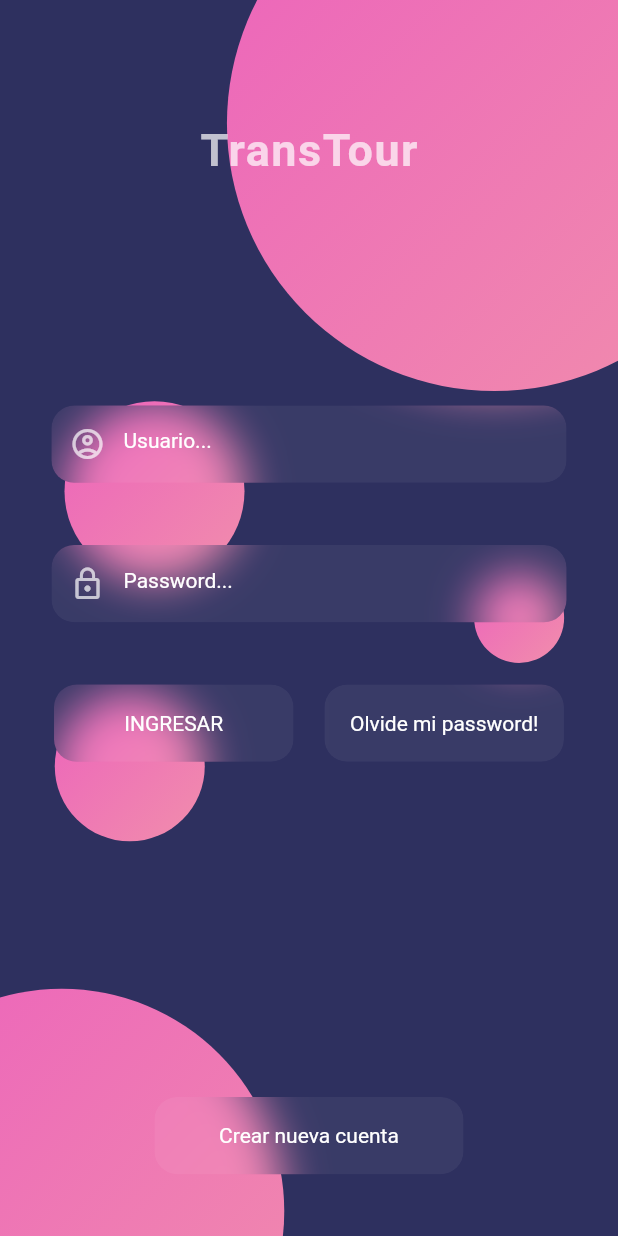
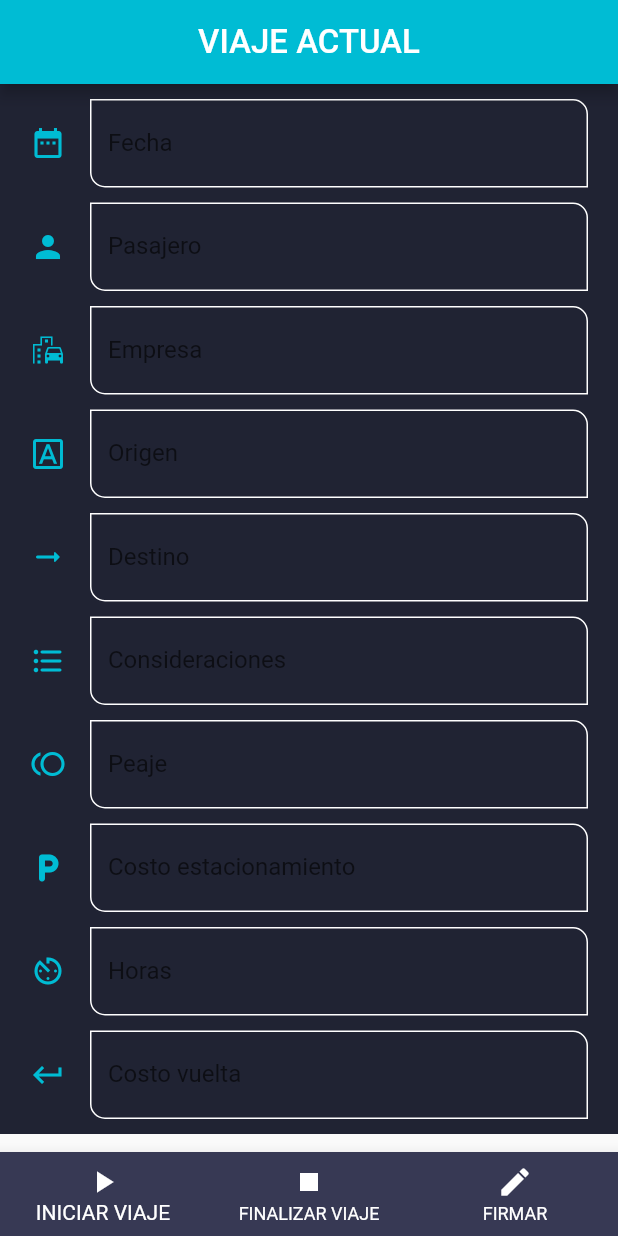
Before and after one commit to LamacloudOrg/transtour_application_flutter, a Flutter app: the screen it shows after launch, on a phone screen of 412 x 824 dp. Run offline on Flutter 3.47's test engine with Material 2 defaults, Android fonts, the phone set to English and light mode, and no system bars; our stand-ins replace fluttertoast.

Commit message:
subo ultimos cambios, falta la pantalla de firma

```diff
--- a/lib/main.dart
+++ b/lib/main.dart
@@ -2,6 +2,7 @@ import 'package:flutter/material.dart';
 import 'package:flutter/services.dart';
 import 'package:transtour_application/src/screens/home_screen.dart';
 import 'package:transtour_application/src/screens/login.dart';
+import 'package:transtour_application/src/screens/travel.dart';
 
 void main() {
   runApp(const MyApp());
@@ -15,10 +16,11 @@ class MyApp extends StatelessWidget {
     return MaterialApp(
         debugShowCheckedModeBanner: false,
         title: 'Transtour App',
-        initialRoute: 'login',
+        initialRoute: 'travel',
         routes: {
           'home_screen': (_) => HomeScreen(),
           'login': (_) => Login(),
+          'travel': (_) => Travel()
         });
 
     SystemChrome.setSystemUIOverlayStyle(
--- /dev/null
+++ b/lib/src/screens/travel.dart
@@ -0,0 +1,102 @@
+import 'package:flutter/material.dart';
+import 'package:transtour_application/src/widget/background.dart';
+import 'package:transtour_application/src/widget/background_page.dart';
+import 'package:transtour_application/src/widget/forms/custom_input_field.dart';
+
+class Travel extends StatefulWidget {
+  @override
+  _TravelState createState() => _TravelState();
+}
+
+class _TravelState extends State<Travel> {
+  @override
+  Widget build(BuildContext context) {
+    return Scaffold(
+      appBar: AppBar(
+        backgroundColor: Colors.cyan,
+        centerTitle: true,
+        title: Text(
+          'VIAJE ACTUAL',
+          style: TextStyle(color: Colors.white, fontSize: 22),
+        ),
+        automaticallyImplyLeading: true, // remove back button in appbar.
+      ),
+      body: Container(
+        color: Color(0xff202333),
+        child: SingleChildScrollView(
+          child: Padding(
+            padding: const EdgeInsets.symmetric(horizontal: 20, vertical: 10),
+            child: Column(
+              children: [
+                CustomInputField(
+                    labelText: 'Fecha',
+                    hintText: '25/01/2022',
+                    icon: Icons.date_range),
+                SizedBox(height: 10),
+                CustomInputField(
+                    labelText: 'Pasajero',
+                    hintText: 'Diego Maradona',
+                    icon: Icons.person),
+                SizedBox(height: 10),
+                CustomInputField(
+                    labelText: 'Empresa',
+                    hintText: 'Covance',
+                    icon: Icons.emoji_transportation_outlined),
+                SizedBox(height: 10),
+                CustomInputField(
+                    labelText: 'Origen',
+                    hintText: 'Calle 4',
+                    icon: Icons.font_download_outlined),
+                SizedBox(height: 10),
+                CustomInputField(
+                    labelText: 'Destino',
+                    hintText: 'Calle 5',
+                    icon: Icons.arrow_right_alt_rounded),
+                SizedBox(height: 10),
+                CustomInputField(
+                    labelText: 'Consideraciones',
+                    hintText: 'Consideraciones',
+                    icon: Icons.format_list_bulleted_rounded),
+                SizedBox(height: 10),
+                CustomInputField(
+                    labelText: 'Peaje',
+                    hintText: 'Peaje',
+                    icon: Icons.toll_outlined),
+                SizedBox(height: 10),
+                CustomInputField(
+                    labelText: 'Costo estacionamiento',
+                    hintText: 'Costo estacionamiento',
+                    icon: Icons.local_parking_rounded),
+                SizedBox(height: 10),
+                CustomInputField(
+                    labelText: 'Horas',
+                    hintText: '13:45',
+                    icon: Icons.av_timer_outlined),
+                SizedBox(height: 10),
+                CustomInputField(
+                    labelText: 'Costo vuelta',
+                    hintText: 'Costo vuelta',
+                    icon: Icons.keyboard_return_outlined),
+              ],
+            ),
+          ),
+        ),
+      ),
+      bottomNavigationBar: BottomNavigationBar(
+        // showSelectedLabels: true,
+        // showUnselectedLabels: true,
+        selectedItemColor: Colors.white,
+        backgroundColor: Color.fromRGBO(55, 57, 84, 1),
+        unselectedItemColor: Colors.white,
+        currentIndex: 0,
+        items: [
+          BottomNavigationBarItem(
+              icon: Icon(Icons.play_arrow), label: 'INICIAR VIAJE'),
+          BottomNavigationBarItem(
+              icon: Icon(Icons.stop), label: 'FINALIZAR VIAJE'),
+          BottomNavigationBarItem(icon: Icon(Icons.create), label: 'FIRMAR'),
+        ],
+      ),
+    );
+  }
+}
--- /dev/null
+++ b/lib/src/widget/background_page.dart
@@ -0,0 +1,20 @@
+import 'package:flutter/material.dart';
+
+class BackgroundPage extends StatelessWidget {
+  final boxDecoration = BoxDecoration(
+      gradient: LinearGradient(
+          begin: Alignment.topCenter,
+          end: Alignment.bottomCenter,
+          stops: [0.2, 0.8],
+          colors: [Color(0xff2E305F), Color(0xff202333)]));
+
+  @override
+  Widget build(BuildContext context) {
+    return Stack(
+      children: [
+        // Purple Gradinet
+        Container(decoration: boxDecoration),
+      ],
+    );
+  }
+}
--- /dev/null
+++ b/lib/src/widget/forms/custom_input_field.dart
@@ -0,0 +1,40 @@
+import 'package:flutter/material.dart';
+
+class CustomInputField extends StatelessWidget {
+  final String? labelText;
+  final String? hintText;
+  final IconData? icon;
+
+  const CustomInputField({
+    Key? key,
+    this.labelText,
+    this.hintText,
+    this.icon,
+  }) : super(key: key);
+
+  @override
+  Widget build(BuildContext context) {
+    return TextFormField(
+      decoration: InputDecoration(
+          labelText: labelText,
+          hintText: hintText,
+          hintStyle: TextStyle(color: Colors.cyan),
+          icon: icon == null
+              ? null
+              : Icon(
+                  icon,
+                  color: Colors.cyan,
+                ),
+          floatingLabelStyle: TextStyle(color: Colors.white),
+          enabledBorder: OutlineInputBorder(
+              borderSide: BorderSide(color: Colors.white),
+              borderRadius: BorderRadius.only(
+                  bottomLeft: Radius.circular(10),
+                  topRight: Radius.circular(10))),
+          border: OutlineInputBorder(
+              borderRadius: BorderRadius.only(
+                  bottomLeft: Radius.circular(10),
+                  topRight: Radius.circular(10)))),
+    );
+  }
+}
```
